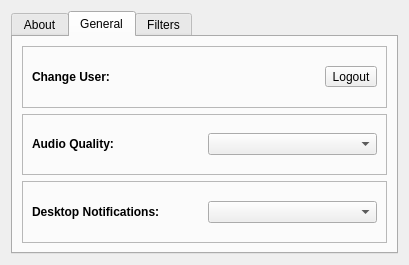
The window that UI-Layouts/qPreferences.ui (JeffHoogland/qAndora) describes before a commit, drawn with Qt 5.
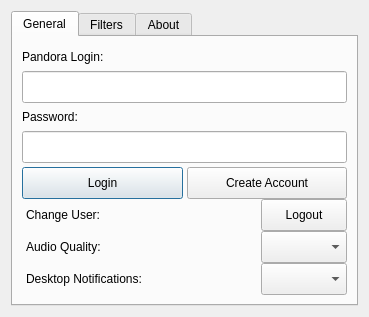
The same window after the commit. The open tabs and pages were chosen to show the change.

What changed in the file:
```diff
--- a/UI-Layouts/qPreferences.ui
+++ b/UI-Layouts/qPreferences.ui
@@ -6,137 +6,318 @@
    <rect>
     <x>0</x>
     <y>0</y>
-    <width>409</width>
-    <height>265</height>
+    <width>369</width>
+    <height>317</height>
    </rect>
   </property>
+  <property name="minimumSize">
+   <size>
+    <width>369</width>
+    <height>317</height>
+   </size>
+  </property>
+  <property name="maximumSize">
+   <size>
+    <width>369</width>
+    <height>317</height>
+   </size>
+  </property>
   <property name="windowTitle">
    <string>qAndora - Preferences</string>
   </property>
-  <layout class="QHBoxLayout" name="horizontalLayout">
-   <item>
-    <widget class="QTabWidget" name="prefWidget">
-     <property name="enabled">
-      <bool>true</bool>
-     </property>
+  <layout class="QGridLayout" name="gridLayout_13">
+   <property name="spacing">
+    <number>0</number>
+   </property>
+   <item row="0" column="0">
+    <widget class="QTabWidget" name="tabWidget">
      <property name="currentIndex">
       <number>0</number>
      </property>
-     <widget class="QWidget" name="aboutTab">
-      <attribute name="title">
-       <string>About</string>
-      </attribute>
-      <layout class="QVBoxLayout" name="verticalLayout">
-       <item>
-        <widget class="QLabel" name="aboutLabel">
-         <property name="text">
-          <string>&lt;html&gt;&lt;head/&gt;&lt;body&gt;&lt;p&gt;qAndora is a cross platform, open source, &lt;a href=&quot;www.pandora.com&quot;&gt;&lt;span style=&quot; text-decoration: underline; color:#0057ae;&quot;&gt;Pandora Internet Radio&lt;/span&gt;&lt;/a&gt; client written in &lt;a href=&quot;https://www.python.org/&quot;&gt;&lt;span style=&quot; text-decoration: underline; color:#0057ae;&quot;&gt;Python&lt;/span&gt;&lt;/a&gt; using &lt;a href=&quot;http://qt-project.org/&quot;&gt;&lt;span style=&quot; text-decoration: underline; color:#0057ae;&quot;&gt;Qt&lt;/span&gt;&lt;/a&gt; by &lt;a href=&quot;http://www.jeffhoogland.com/&quot;&gt;&lt;span style=&quot; text-decoration: underline; color:#0057ae;&quot;&gt;Jeff Hoogland&lt;/span&gt;&lt;/a&gt;.&lt;br/&gt;&lt;br/&gt;&lt;a href=&quot;https://github.com/JeffHoogland/qAndora&quot;&gt;&lt;span style=&quot; text-decoration: underline; color:#0057ae;&quot;&gt;qAndora source on GitHub&lt;/span&gt;&lt;/a&gt;&lt;/p&gt;&lt;/body&gt;&lt;/html&gt;</string>
-         </property>
-         <property name="wordWrap">
-          <bool>true</bool>
-         </property>
-         <property name="openExternalLinks">
-          <bool>true</bool>
-         </property>
-        </widget>
-       </item>
-      </layout>
-     </widget>
-     <widget class="QWidget" name="generlTab">
-      <property name="accessibleName">
-       <string/>
-      </property>
+     <widget class="QWidget" name="tab_4">
       <attribute name="title">
        <string>General</string>
       </attribute>
-      <layout class="QVBoxLayout" name="verticalLayout_2">
-       <item>
-        <widget class="QFrame" name="userFrame">
-         <property name="frameShape">
-          <enum>QFrame::StyledPanel</enum>
-         </property>
-         <property name="frameShadow">
-          <enum>QFrame::Raised</enum>
+      <layout class="QGridLayout" name="gridLayout_16">
+       <property name="spacing">
+        <number>0</number>
+       </property>
+       <item row="0" column="0">
+        <layout class="QGridLayout" name="gridLayout_5">
+         <property name="spacing">
+          <number>0</number>
          </property>
-         <layout class="QHBoxLayout" name="horizontalLayout_2">
-          <item>
+         <item row="0" column="0">
+          <layout class="QGridLayout" name="gridLayout_14">
+           <property name="horizontalSpacing">
+            <number>0</number>
+           </property>
+           <property name="verticalSpacing">
+            <number>4</number>
+           </property>
+           <item row="0" column="0">
+            <widget class="QLabel" name="nameLabel">
+             <property name="text">
+              <string>Pandora Login:</string>
+             </property>
+            </widget>
+           </item>
+           <item row="1" column="0">
+            <widget class="QLineEdit" name="nameEdit">
+             <property name="minimumSize">
+              <size>
+               <width>0</width>
+               <height>32</height>
+              </size>
+             </property>
+             <property name="maximumSize">
+              <size>
+               <width>16777215</width>
+               <height>32</height>
+              </size>
+             </property>
+            </widget>
+           </item>
+           <item row="2" column="0">
+            <widget class="QLabel" name="passwordLabel">
+             <property name="text">
+              <string>Password:</string>
+             </property>
+            </widget>
+           </item>
+           <item row="3" column="0">
+            <widget class="QLineEdit" name="passwordEdit">
+             <property name="minimumSize">
+              <size>
+               <width>0</width>
+               <height>32</height>
+              </size>
+             </property>
+             <property name="maximumSize">
+              <size>
+               <width>16777215</width>
+               <height>32</height>
+              </size>
+             </property>
+             <property name="echoMode">
+              <enum>QLineEdit::Password</enum>
+             </property>
+            </widget>
+           </item>
+           <item row="4" column="0">
+            <layout class="QGridLayout" name="gridLayout_15">
+             <property name="horizontalSpacing">
+              <number>4</number>
+             </property>
+             <property name="verticalSpacing">
+              <number>0</number>
+             </property>
+             <item row="0" column="0">
+              <widget class="QPushButton" name="loginButton">
+               <property name="minimumSize">
+                <size>
+                 <width>0</width>
+                 <height>32</height>
+                </size>
+               </property>
+               <property name="text">
+                <string>Login</string>
+               </property>
+              </widget>
+             </item>
+             <item row="0" column="1">
+              <widget class="QPushButton" name="accountButton">
+               <property name="minimumSize">
+                <size>
+                 <width>0</width>
+                 <height>32</height>
+                </size>
+               </property>
+               <property name="text">
+                <string>Create Account</string>
+               </property>
+              </widget>
+             </item>
+            </layout>
+           </item>
+          </layout>
+         </item>
+         <item row="1" column="0">
+          <layout class="QGridLayout" name="gridLayout_4">
+           <property name="spacing">
+            <number>0</number>
+           </property>
+           <item row="0" column="0">
+            <layout class="QGridLayout" name="gridLayout">
+             <property name="leftMargin">
+              <number>4</number>
+             </property>
+             <property name="spacing">
+              <number>0</number>
+             </property>
+             <item row="0" column="0">
            <widget class="QLabel" name="userLabel">
             <property name="text">
-             <string>&lt;b&gt;Change User:</string>
+                <string>Change User:</string>
             </property>
            </widget>
           </item>
-          <item>
+             <item row="0" column="1">
+              <spacer name="horizontalSpacer">
+               <property name="orientation">
+                <enum>Qt::Horizontal</enum>
+               </property>
+               <property name="sizeHint" stdset="0">
+                <size>
+                 <width>40</width>
+                 <height>20</height>
+                </size>
+               </property>
+              </spacer>
+             </item>
+             <item row="0" column="2">
            <widget class="QToolButton" name="logoutButton">
+               <property name="minimumSize">
+                <size>
+                 <width>86</width>
+                 <height>32</height>
+                </size>
+               </property>
+               <property name="maximumSize">
+                <size>
+                 <width>86</width>
+                 <height>32</height>
+                </size>
+               </property>
             <property name="text">
              <string>Logout</string>
             </property>
            </widget>
           </item>
          </layout>
-        </widget>
-       </item>
-       <item>
-        <widget class="QFrame" name="qualityFrame">
-         <property name="frameShape">
-          <enum>QFrame::StyledPanel</enum>
-         </property>
-         <property name="frameShadow">
-          <enum>QFrame::Raised</enum>
-         </property>
-         <layout class="QHBoxLayout" name="horizontalLayout_3">
-          <item>
+           </item>
+           <item row="1" column="0">
+            <layout class="QGridLayout" name="gridLayout_2">
+             <property name="leftMargin">
+              <number>4</number>
+             </property>
+             <property name="spacing">
+              <number>0</number>
+             </property>
+             <item row="0" column="0">
            <widget class="QLabel" name="qualityLabel">
             <property name="text">
-             <string>&lt;b&gt;Audio Quality:</string>
+                <string>Audio Quality:</string>
             </property>
            </widget>
           </item>
-          <item>
-           <widget class="QComboBox" name="qualityBox"/>
-          </item>
-         </layout>
-        </widget>
-       </item>
-       <item>
-        <widget class="QFrame" name="notificationFrame">
-         <property name="frameShape">
-          <enum>QFrame::StyledPanel</enum>
-         </property>
-         <property name="frameShadow">
-          <enum>QFrame::Raised</enum>
-         </property>
-         <layout class="QHBoxLayout" name="horizontalLayout_4">
-          <item>
+             <item row="0" column="1">
+              <spacer name="horizontalSpacer_2">
+               <property name="orientation">
+                <enum>Qt::Horizontal</enum>
+               </property>
+               <property name="sizeHint" stdset="0">
+                <size>
+                 <width>40</width>
+                 <height>20</height>
+                </size>
+               </property>
+              </spacer>
+             </item>
+             <item row="0" column="2">
+              <widget class="QComboBox" name="qualityBox">
+               <property name="minimumSize">
+                <size>
+                 <width>86</width>
+                 <height>32</height>
+                </size>
+               </property>
+               <property name="maximumSize">
+                <size>
+                 <width>86</width>
+                 <height>32</height>
+                </size>
+               </property>
+              </widget>
+             </item>
+            </layout>
+           </item>
+           <item row="2" column="0">
+            <layout class="QGridLayout" name="gridLayout_3">
+             <property name="leftMargin">
+              <number>4</number>
+             </property>
+             <property name="spacing">
+              <number>0</number>
+             </property>
+             <item row="0" column="0">
            <widget class="QLabel" name="notificationLabel">
             <property name="text">
-             <string>&lt;b&gt;Desktop Notifications:</string>
+                <string>Desktop Notifications:</string>
             </property>
            </widget>
           </item>
-          <item>
-           <widget class="QComboBox" name="notificationBox"/>
-          </item>
-         </layout>
+             <item row="0" column="1">
+              <spacer name="horizontalSpacer_3">
+               <property name="orientation">
+                <enum>Qt::Horizontal</enum>
+               </property>
+               <property name="sizeHint" stdset="0">
+                <size>
+                 <width>40</width>
+                 <height>20</height>
+                </size>
+               </property>
+              </spacer>
+             </item>
+             <item row="0" column="2">
+              <widget class="QComboBox" name="notificationBox">
+               <property name="minimumSize">
+                <size>
+                 <width>86</width>
+                 <height>32</height>
+                </size>
+               </property>
+               <property name="maximumSize">
+                <size>
+                 <width>86</width>
+                 <height>32</height>
+                </size>
+               </property>
         </widget>
        </item>
       </layout>
+           </item>
+          </layout>
+         </item>
+        </layout>
+       </item>
+      </layout>
      </widget>
-     <widget class="QWidget" name="filterTab">
+     <widget class="QWidget" name="tab_2">
       <attribute name="title">
        <string>Filters</string>
       </attribute>
-      <layout class="QVBoxLayout" name="verticalLayout_3">
-       <item>
-        <widget class="QFrame" name="frame">
-         <property name="frameShape">
-          <enum>QFrame::StyledPanel</enum>
-         </property>
-         <property name="frameShadow">
-          <enum>QFrame::Raised</enum>
+      <layout class="QGridLayout" name="gridLayout_12">
+       <property name="spacing">
+        <number>0</number>
+       </property>
+       <item row="0" column="0">
+        <layout class="QGridLayout" name="gridLayout_11">
+         <property name="spacing">
+          <number>0</number>
          </property>
-         <layout class="QHBoxLayout" name="horizontalLayout_5">
-          <item>
+         <item row="0" column="0">
+          <layout class="QGridLayout" name="gridLayout_9">
+           <property name="spacing">
+            <number>0</number>
+           </property>
+           <item row="0" column="0">
+            <layout class="QGridLayout" name="gridLayout_7">
+             <property name="spacing">
+              <number>0</number>
+             </property>
+             <item row="0" column="0">
            <widget class="QCheckBox" name="liveCheck">
             <property name="text">
              <string>Filter live songs</string>
@@ -146,43 +327,102 @@
             </property>
            </widget>
           </item>
-          <item>
+             <item row="0" column="1" colspan="2">
+              <spacer name="horizontalSpacer_4">
+               <property name="orientation">
+                <enum>Qt::Horizontal</enum>
+               </property>
+               <property name="sizeHint" stdset="0">
+                <size>
+                 <width>40</width>
+                 <height>20</height>
+                </size>
+               </property>
+              </spacer>
+             </item>
+             <item row="1" column="0" colspan="2">
+              <widget class="QCheckBox" name="rateCheck">
+               <property name="text">
+                <string>Ban Filtered Songs</string>
+               </property>
+              </widget>
+             </item>
+             <item row="1" column="2">
+              <spacer name="horizontalSpacer_5">
+               <property name="orientation">
+                <enum>Qt::Horizontal</enum>
+               </property>
+               <property name="sizeHint" stdset="0">
+                <size>
+                 <width>40</width>
+                 <height>20</height>
+                </size>
+               </property>
+              </spacer>
+             </item>
+            </layout>
+           </item>
+           <item row="0" column="1">
+            <layout class="QGridLayout" name="gridLayout_8">
+             <property name="spacing">
+              <number>0</number>
+             </property>
+             <item row="0" column="0">
            <widget class="QCheckBox" name="editCheck">
             <property name="text">
              <string>Filter edit songs</string>
             </property>
            </widget>
           </item>
-         </layout>
-        </widget>
-       </item>
-       <item>
-        <widget class="QFrame" name="frame_2">
-         <property name="frameShape">
-          <enum>QFrame::StyledPanel</enum>
-         </property>
-         <property name="frameShadow">
-          <enum>QFrame::Raised</enum>
-         </property>
-         <layout class="QHBoxLayout" name="horizontalLayout_6">
-          <item>
+             <item row="0" column="1" colspan="2">
+              <spacer name="horizontalSpacer_6">
+               <property name="orientation">
+                <enum>Qt::Horizontal</enum>
+               </property>
+               <property name="sizeHint" stdset="0">
+                <size>
+                 <width>40</width>
+                 <height>20</height>
+                </size>
+               </property>
+              </spacer>
+             </item>
+             <item row="1" column="0" colspan="2">
            <widget class="QCheckBox" name="remixCheck">
             <property name="text">
              <string>Filter remix songs</string>
             </property>
            </widget>
           </item>
-          <item>
-           <widget class="QCheckBox" name="rateCheck">
-            <property name="text">
-             <string>Ban Filtered Songs</string>
-            </property>
-           </widget>
-          </item>
-         </layout>
-        </widget>
-       </item>
-       <item>
+             <item row="1" column="2">
+              <spacer name="horizontalSpacer_7">
+               <property name="orientation">
+                <enum>Qt::Horizontal</enum>
+               </property>
+               <property name="sizeHint" stdset="0">
+                <size>
+                 <width>40</width>
+                 <height>20</height>
+                </size>
+               </property>
+              </spacer>
+             </item>
+            </layout>
+           </item>
+          </layout>
+         </item>
+         <item row="1" column="0">
+          <layout class="QGridLayout" name="gridLayout_10">
+           <property name="leftMargin">
+            <number>4</number>
+           </property>
+           <property name="horizontalSpacing">
+            <number>0</number>
+           </property>
+           <property name="verticalSpacing">
+            <number>4</number>
+           </property>
+           <item row="0" column="0">
         <widget class="QLabel" name="label">
          <property name="text">
           <string>&lt;html&gt;&lt;head/&gt;&lt;body&gt;&lt;p&gt;Remix are songs that have &amp;quot;mix&amp;quot; in () or []&lt;/p&gt;&lt;p&gt;Live are songs that have &amp;quot;live&amp;quot; in () or []&lt;/p&gt;&lt;p&gt;Edit are songs that contain &amp;quot;edit&amp;quot; in () or []&lt;/p&gt;&lt;/body&gt;&lt;/html&gt;</string>
@@ -192,7 +432,68 @@
          </property>
         </widget>
        </item>
-      </layout>
+           <item row="1" column="0">
+            <widget class="QLabel" name="label_2">
+             <property name="font">
+              <font>
+               <weight>50</weight>
+               <bold>false</bold>
+              </font>
+             </property>
+             <property name="text">
+              <string>&lt;b&gt;Please note:&lt;/b&gt; &lt;br&gt;Filtered songs may count against your skip limit.</string>
+             </property>
+             <property name="wordWrap">
+              <bool>true</bool>
+             </property>
+            </widget>
+           </item>
+          </layout>
+         </item>
+        </layout>
+       </item>
+      </layout>
+     </widget>
+     <widget class="QWidget" name="tab_3">
+      <attribute name="title">
+       <string>About</string>
+      </attribute>
+      <layout class="QGridLayout" name="gridLayout_17">
+       <item row="0" column="0">
+        <layout class="QGridLayout" name="gridLayout_6">
+         <property name="spacing">
+          <number>0</number>
+         </property>
+         <item row="0" column="0">
+          <widget class="QLabel" name="aboutLabel">
+           <property name="text">
+            <string>&lt;html&gt;&lt;head/&gt;&lt;body&gt;&lt;p&gt;qAndora is a cross platform, open source, &lt;a href=&quot;www.pandora.com&quot;&gt;&lt;span style=&quot; text-decoration: underline; color:#0057ae;&quot;&gt;Pandora Internet Radio&lt;/span&gt;&lt;/a&gt; client written in &lt;a href=&quot;https://www.python.org/&quot;&gt;&lt;span style=&quot; text-decoration: underline; color:#0057ae;&quot;&gt;Python&lt;/span&gt;&lt;/a&gt; using &lt;a href=&quot;http://qt-project.org/&quot;&gt;&lt;span style=&quot; text-decoration: underline; color:#0057ae;&quot;&gt;Qt&lt;/span&gt;&lt;/a&gt; by &lt;a href=&quot;http://www.jeffhoogland.com/&quot;&gt;&lt;span style=&quot; text-decoration: underline; color:#0057ae;&quot;&gt;Jeff Hoogland&lt;/span&gt;&lt;/a&gt;.&lt;br/&gt;&lt;br/&gt;&lt;a href=&quot;https://github.com/JeffHoogland/qAndora&quot;&gt;&lt;span style=&quot; text-decoration: underline; color:#0057ae;&quot;&gt;qAndora source on GitHub&lt;/span&gt;&lt;/a&gt;&lt;/p&gt;&lt;/body&gt;&lt;/html&gt;</string>
+           </property>
+           <property name="wordWrap">
+            <bool>true</bool>
+           </property>
+           <property name="openExternalLinks">
+            <bool>true</bool>
+           </property>
+          </widget>
+         </item>
+         <item row="1" column="0">
+          <spacer name="verticalSpacer">
+           <property name="orientation">
+            <enum>Qt::Vertical</enum>
+           </property>
+           <property name="sizeHint" stdset="0">
+            <size>
+             <width>20</width>
+             <height>40</height>
+            </size>
+           </property>
+          </spacer>
+         </item>
+        </layout>
+       </item>
+      </layout>
+      <zorder></zorder>
      </widget>
     </widget>
    </item>
```
Lines whose indentation alone changed are shown as unchanged.
